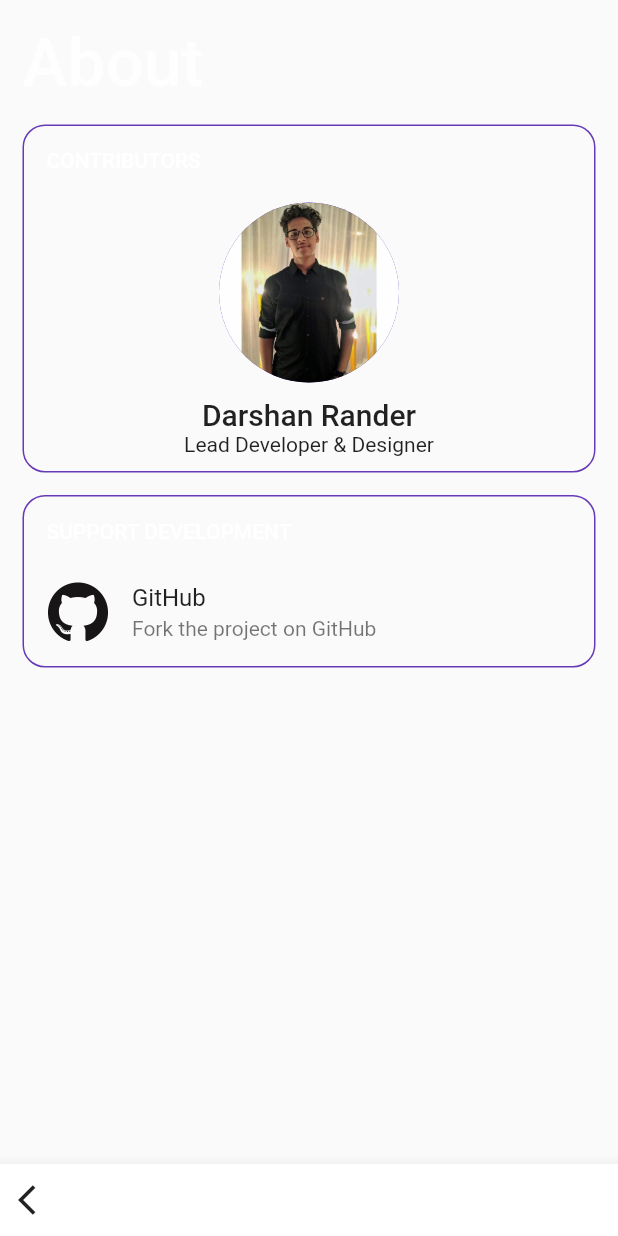
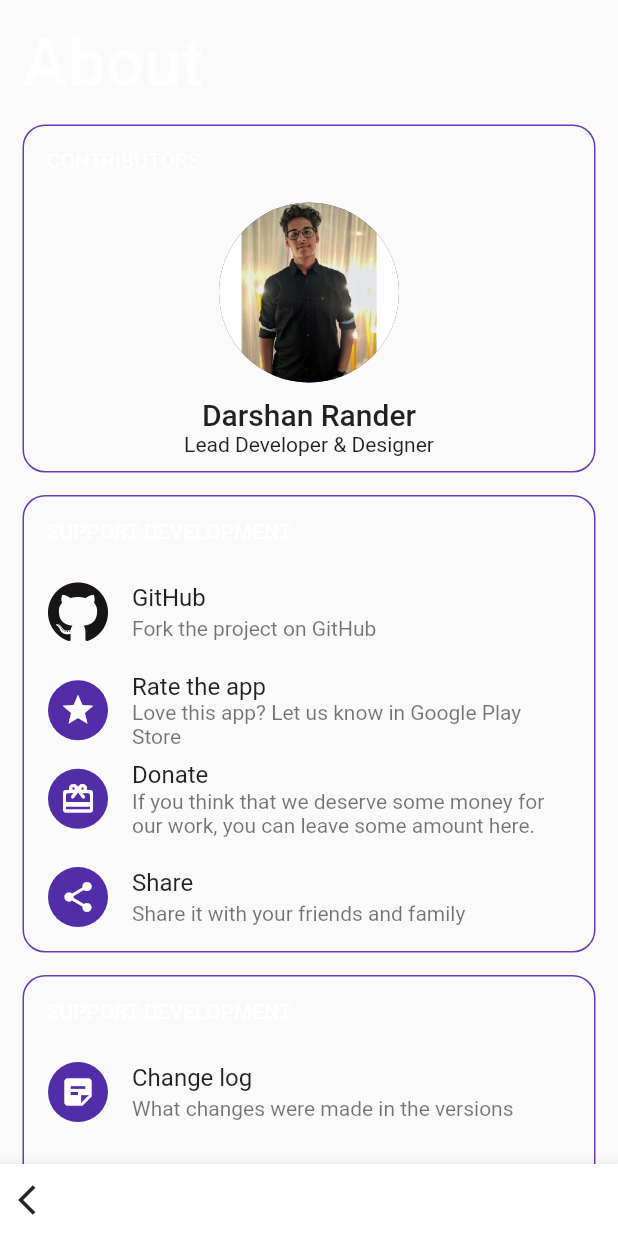
Before and after one commit to SirusCodes/Heartry, a Flutter app: the AboutScreen screen opened directly, on a phone screen of 412 x 824 dp. Run offline on Flutter 3.47's test engine with Material 2 defaults, Android fonts, the phone set to English and light mode, and no system bars; our stand-ins replace flutter_colorpicker, flutter_riverpod, waterfall_flow; missing offline and left inert: animated_icon_button.

Commit message:
(about): others and support development added

```diff
--- a/lib/screens/about_screen/about_screen.dart
+++ b/lib/screens/about_screen/about_screen.dart
@@ -1,6 +1,7 @@
 import 'package:flutter/material.dart';
 
 import 'widgets/contributors.dart';
+import 'widgets/others.dart';
 import 'widgets/support_development.dart';
 
 class AboutScreen extends StatelessWidget {
@@ -23,7 +24,8 @@ class AboutScreen extends StatelessWidget {
               ),
             ),
             const Contributors(),
-            const SupportDevelopment()
+            const SupportDevelopment(),
+            const Others(),
           ],
         ),
       ),
--- /dev/null
+++ b/lib/screens/about_screen/widgets/others.dart
@@ -0,0 +1,51 @@
+import 'package:flutter/material.dart';
+import 'package:url_launcher/url_launcher.dart';
+
+import 'base_info_widget.dart';
+
+class Others extends StatelessWidget {
+  const Others({Key key}) : super(key: key);
+
+  @override
+  Widget build(BuildContext context) {
+    return BaseInfoWidget(
+      title: "SUPPORT DEVELOPMENT",
+      children: [
+        ListTile(
+          title: const Text("Change log"),
+          subtitle: const Text("What changes were made in the versions"),
+          leading: const CircleAvatar(child: Icon(Icons.sticky_note_2)),
+          onTap: () => _launchURL(
+            "https://github.com/SirusCodes/Heartry/blob/main/CHANGELOG.md",
+          ),
+        ),
+        ListTile(
+          title: const Text("Open source libraries used"),
+          subtitle: const Text("What libraries were used for the development"),
+          leading: const CircleAvatar(child: Icon(Icons.book)),
+          onTap: () {},
+        ),
+        ListTile(
+          title: const Text("Version"),
+          subtitle: const Text("1.0.0"),
+          leading: const CircleAvatar(child: Icon(Icons.info)),
+          onTap: () {},
+        ),
+        Text(
+          "Made with ❤ in India",
+          style: Theme.of(context).textTheme.bodyText1,
+          textAlign: TextAlign.center,
+        ),
+        const SizedBox(height: 10),
+      ],
+    );
+  }
+
+  Future<void> _launchURL(String url) async {
+    if (await canLaunch(url)) {
+      await launch(url);
+    } else {
+      throw 'Could not launch $url';
+    }
+  }
+}
--- a/lib/screens/about_screen/widgets/support_development.dart
+++ b/lib/screens/about_screen/widgets/support_development.dart
@@ -20,6 +20,31 @@ class SupportDevelopment extends StatelessWidget {
           ),
           onTap: () => _launchURL("https://github.com/SirusCodes/Heartry"),
         ),
+        ListTile(
+          title: const Text("Rate the app"),
+          subtitle: const Text(
+            "Love this app? Let us know in Google Play Store",
+          ),
+          leading: const CircleAvatar(
+            child: Icon(Icons.star),
+          ),
+          onTap: () {},
+        ),
+        ListTile(
+          title: const Text("Donate"),
+          subtitle: const Text(
+            "If you think that we deserve some money for our work," +
+                " you can leave some amount here.",
+          ),
+          leading: const CircleAvatar(child: Icon(Icons.card_giftcard_rounded)),
+          onTap: () {},
+        ),
+        ListTile(
+          title: const Text("Share"),
+          subtitle: const Text("Share it with your friends and family"),
+          leading: const CircleAvatar(child: Icon(Icons.share)),
+          onTap: () {},
+        ),
       ],
     );
   }
```
Also changed, not shown: 1 other file.
